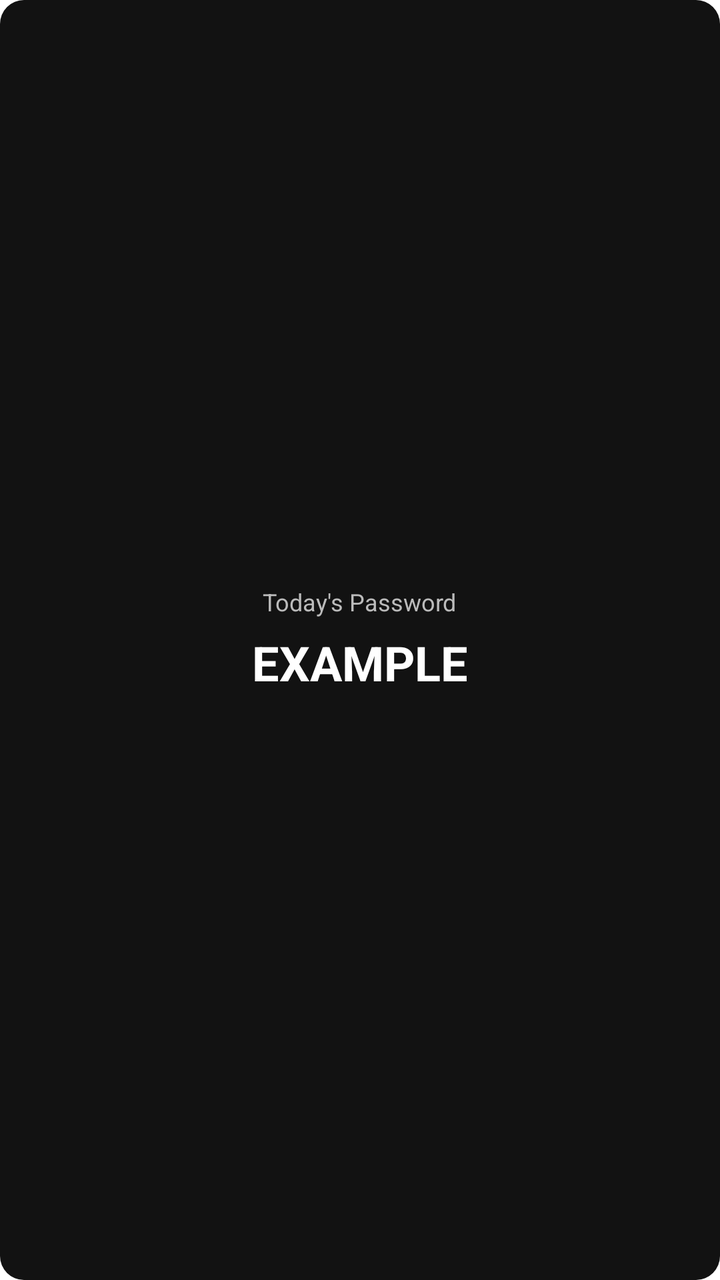
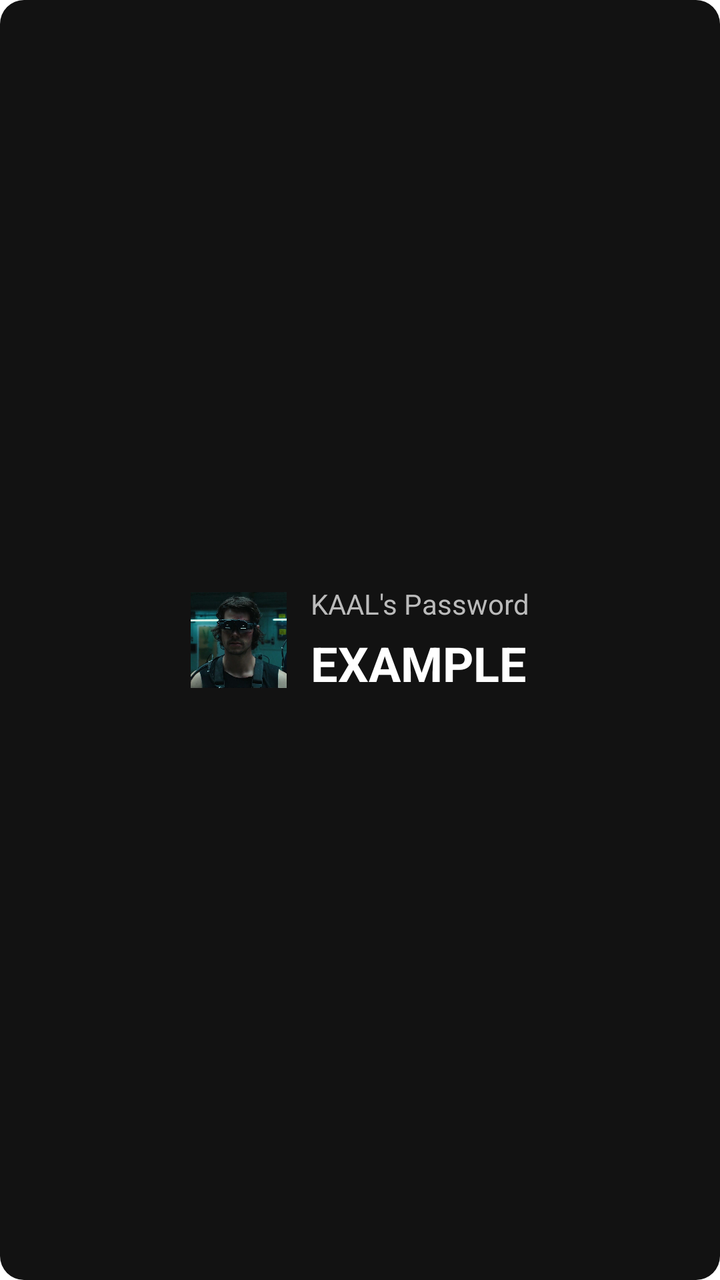

The first picture is an Android layout as it rendered before a commit; the second is the same layout after the commit. The layout source and the unified diff follow.
<!-- AndroidManifest.xml: fallback theme Theme.MaterialComponents.DayNight.NoActionBar -->
<!-- res/layout/kaal_pass_widget.xml -->
<LinearLayout xmlns:android="http://schemas.android.com/apk/res/android"
    android:orientation="vertical"
    android:layout_width="match_parent"
    android:layout_height="match_parent"
    android:gravity="center"
    android:background="@drawable/widget_bg"
    android:padding="12dp">

    
    <TextView
        android:id="@+id/label_id"
        android:layout_width="wrap_content"
        android:layout_height="wrap_content"
        android:text="Today's Password"
        android:textColor="#BBBBBB"
        android:textSize="12sp"
        android:layout_marginBottom="6dp" />
    
    
    <TextView
        android:id="@+id/text_id"
        android:layout_width="wrap_content"
        android:layout_height="wrap_content"
        android:text="@string/appwidget_text"
        android:textColor="#FFFFFF"
        android:textSize="24sp"
        android:textStyle="bold"
        android:gravity="center"
        android:contentDescription="Password value" />

</LinearLayout>
<!-- resources referenced by this layout -->
<resources>
  <!-- drawable widget_bg (drawable) -->
  <shape xmlns:android="http://schemas.android.com/apk/res/android"
      android:shape="rectangle">
      <solid android:color="#121212" />
      <corners android:radius="12dp" />
  </shape>
  <string name="appwidget_text">EXAMPLE</string>
</resources>

<!-- the commit's change to res/layout/kaal_pass_widget.xml (unified diff, before → after) -->
@@ -1,31 +1,54 @@
-<LinearLayout xmlns:android="http://schemas.android.com/apk/res/android"
-    android:orientation="vertical"
+<FrameLayout xmlns:android="http://schemas.android.com/apk/res/android"
     android:layout_width="match_parent"
     android:layout_height="match_parent"
-    android:gravity="center"
-    android:background="@drawable/widget_bg"
-    android:padding="12dp">
+    android:background="@drawable/widget_bg">
 
-    
-    <TextView
-        android:id="@+id/label_id"
+    <LinearLayout
+        android:orientation="horizontal"
         android:layout_width="wrap_content"
         android:layout_height="wrap_content"
-        android:text="Today's Password"
-        android:textColor="#BBBBBB"
-        android:textSize="12sp"
-        android:layout_marginBottom="6dp" />
-    
-    
-    <TextView
-        android:id="@+id/text_id"
-        android:layout_width="wrap_content"
-        android:layout_height="wrap_content"
-        android:text="@string/appwidget_text"
-        android:textColor="#FFFFFF"
-        android:textSize="24sp"
-        android:textStyle="bold"
-        android:gravity="center"
-        android:contentDescription="Password value" />
+        android:gravity="center_vertical"
+        android:layout_gravity="center"
+        android:padding="12dp">
 
-</LinearLayout>
+        
+        <ImageView
+            android:id="@+id/image_icon"
+            android:layout_width="48dp"
+            android:layout_height="48dp"
+            android:src="@drawable/ic_avatar"
+            android:background="@drawable/circle_mask"
+            android:scaleType="centerCrop"
+            android:layout_marginEnd="12dp"/>
+
+        <LinearLayout
+            android:orientation="vertical"
+            android:layout_width="wrap_content"
+            android:layout_height="wrap_content">
+
+            
+            <TextView
+                android:id="@+id/label_id"
+                android:layout_width="wrap_content"
+                android:layout_height="wrap_content"
+                android:text="KAAL's Password"
+                android:textColor="#BBBBBB"
+                android:textSize="14sp"
+                android:layout_marginBottom="4dp" />
+            
+            
+            <TextView
+                android:id="@+id/text_id"
+                android:layout_width="wrap_content"
+                android:layout_height="wrap_content"
+                android:text="@string/appwidget_text"
+                android:textColor="#FFFFFF"
+                android:textSize="24sp"
+                android:textStyle="bold"
+                android:gravity="center"
+                android:contentDescription="Password value" />
+        </LinearLayout>
+
+
+    </LinearLayout>
+</FrameLayout>
<!-- resource entries referenced after the edit -->
@@ -1,5 +1,10 @@
 <!-- resources referenced by this layout -->
 <resources>
+  <!-- drawable circle_mask (drawable) -->
+  <shape xmlns:android="http://schemas.android.com/apk/res/android" android:shape="oval">
+      <solid android:color="#CCCCCC"/> 
+  </shape>
+  <!-- drawable ic_avatar: png bitmap (drawable, 327829 bytes) -->
   <!-- drawable widget_bg (drawable) -->
   <shape xmlns:android="http://schemas.android.com/apk/res/android"
       android:shape="rectangle">
